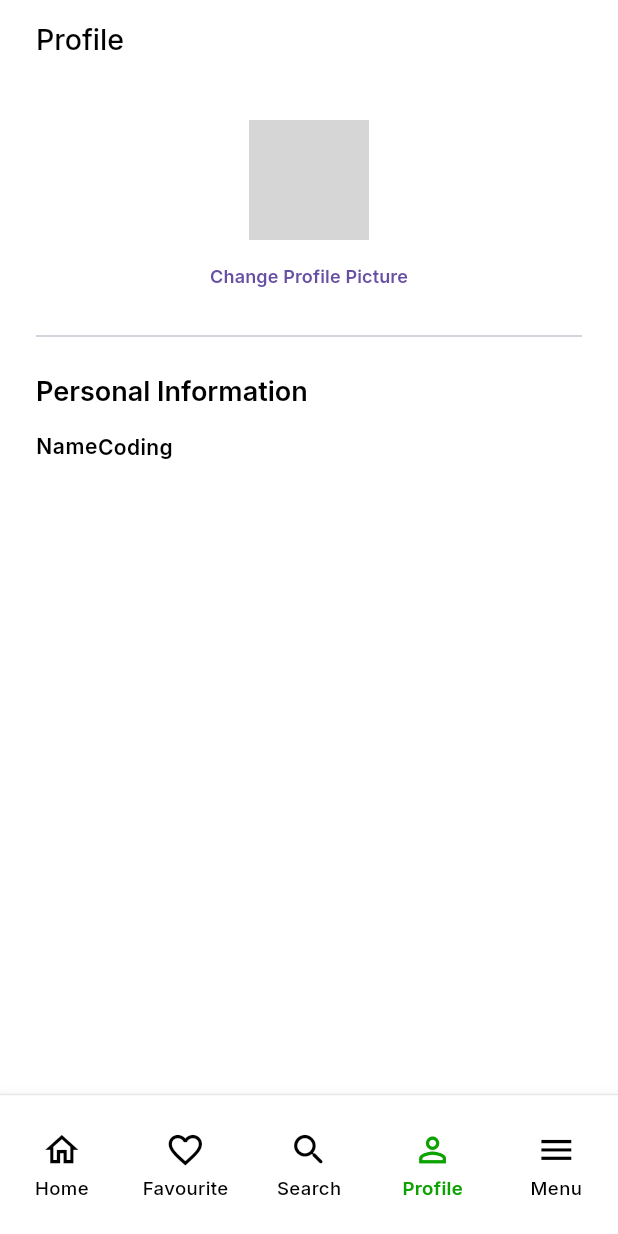
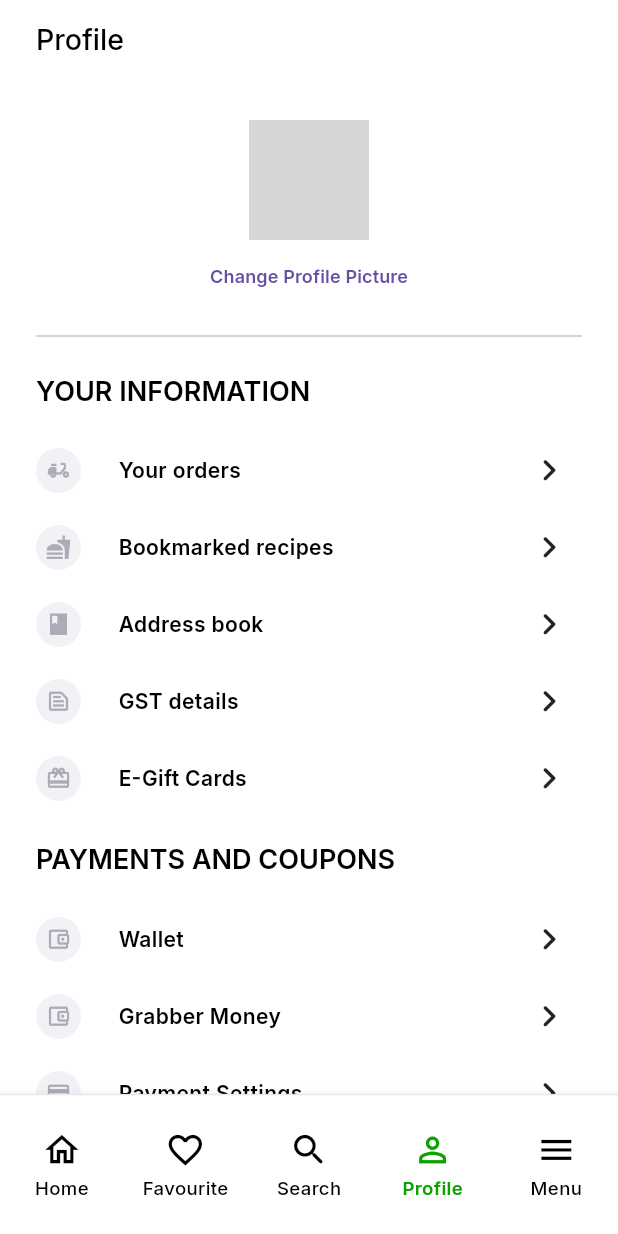
Before and after one commit to Riddhimagupta22/Grabber_GrocreyApp, a Flutter app: the screen it shows after launch, swiped to page 4, on a phone screen of 412 x 824 dp. Run offline on Flutter 3.47's test engine with Material 3 defaults, Android fonts, the phone set to English and light mode, and no system bars; our stand-ins replace get, google_fonts, lottie; grey boxes are pictures that could not be loaded.

Commit message:
Initial commit

```diff
--- /dev/null
+++ b/lib/Presentation/Screen/profile/Widgets2/profile_menu.dart
@@ -0,0 +1,65 @@
+import 'package:flutter/material.dart';
+
+import '../../../../utils/Helpers/helper.dart';
+import '../../../../utils/constants/comman/colors.dart';
+import '../../../../utils/constants/comman/sizes.dart';
+
+class GProfileMenu extends StatelessWidget {
+  final String title;
+  final void Function()? onPressed;
+  final Color? bgcolor;
+  final Color? iconcolor;
+  final IconData icon;
+
+  const GProfileMenu(
+      {super.key,
+      required this.title,
+      this.onPressed,
+      required this.icon,
+      this.bgcolor,
+      this.iconcolor});
+
+  @override
+  Widget build(BuildContext context) {
+    return GestureDetector(
+      onTap: onPressed,
+      child: Padding(
+        padding: EdgeInsets.symmetric(vertical: GSizes.spaceBtw / 1.5),
+        child: Row(
+          children: [
+            Expanded(
+              flex: 0,
+              child: CircleAvatar(
+                radius: 15,
+                backgroundColor: bgcolor ??
+                    (GHelperFunction.isDarkMode(context)
+                        ? Gcolour.cbg
+                        : Gcolour.CBG),
+                child: Icon(
+                  icon,
+                  color: iconcolor ??
+                      (GHelperFunction.isDarkMode(context)
+                          ? Gcolour.iconcolor2
+                          : Gcolour.iconcolor),
+                  size: 17,
+                ),
+              ),
+            ),
+            SizedBox(
+              width: 25,
+            ),
+            Expanded(
+              flex: 6,
+              child: Text(
+                title,
+                style: Theme.of(context).textTheme.bodyMedium,
+                overflow: TextOverflow.ellipsis,
+              ),
+            ),
+            Expanded(child: Icon(Icons.keyboard_arrow_right_rounded, size: 29))
+          ],
+        ),
+      ),
+    );
+  }
+}
--- a/lib/Presentation/Screen/profile/profile.dart
+++ b/lib/Presentation/Screen/profile/profile.dart
@@ -1,5 +1,6 @@
 import 'package:flutter/material.dart';
 import 'package:grabber/Presentation/Screen/profile/Widgets2/gcircularImage.dart';
+import 'package:grabber/Presentation/Screen/profile/Widgets2/profile_menu.dart';
 import 'package:grabber/Presentation/Screen/profile/Widgets2/sectionheading.dart';
 import 'package:grabber/appbar.dart';
 import 'package:grabber/utils/constants/comman/image.dart';
@@ -42,15 +43,26 @@ class Profile extends StatelessWidget {
               Divider(),
               SizedBox(height: GSizes.spaceBtw),
               GSectionHeading(
-                  showActionButton: false, title: 'Personal Information'),
+                  showActionButton: false, title: 'YOUR INFORMATION'),
               SizedBox(height: GSizes.spaceBtw),
 
-              Row(
-                children: [
-                  Text('Name',style: Theme.of(context).textTheme.bodySmall,overflow: TextOverflow.ellipsis,),
-                  Text('Coding',style: Theme.of(context).textTheme.bodyMedium,overflow: TextOverflow.ellipsis,),
-                ],
-              )
+              GProfileMenu(title: 'Your orders', onPressed: (){}, icon: Icons.delivery_dining),
+              GProfileMenu(title: 'Bookmarked recipes', onPressed: (){}, icon: Icons.fastfood_sharp),
+              GProfileMenu(title: 'Address book', onPressed: (){}, icon: Icons.book_sharp),
+              GProfileMenu(title: 'GST details', onPressed: (){}, icon: Icons.text_snippet_outlined),
+              GProfileMenu(title: 'E-Gift Cards', onPressed: (){}, icon: Icons.card_giftcard),
+
+              SizedBox(height: GSizes.spaceBtw),
+              GSectionHeading(
+                  showActionButton: false, title: 'PAYMENTS AND COUPONS'),
+              SizedBox(height: GSizes.spaceBtw),
+
+              GProfileMenu(title: 'Wallet', onPressed: (){}, icon: Icons.account_balance_wallet_outlined),
+              GProfileMenu(title: 'Grabber Money', onPressed: (){}, icon: Icons.account_balance_wallet_outlined),
+              GProfileMenu(title: 'Payment Settings', onPressed: (){}, icon: Icons.payment_outlined),
+              GProfileMenu(title: 'GST details', onPressed: (){}, icon: Icons.text_snippet_outlined),
+              GProfileMenu(title: 'E-Gift Cards', onPressed: (){}, icon: Icons.card_giftcard),
+
             ],
           ),
         ),
--- a/lib/utils/constants/comman/colors.dart
+++ b/lib/utils/constants/comman/colors.dart
@@ -14,6 +14,13 @@ class Gcolour{
   static const Color black = Colors.black ;
   static const Color white = Colors.white ;
 
+  // profileDark
+  static const Color iconcolor = Color(0xFFADABB7) ;
+  static const Color cbg = Color(0xFF2E2D35) ;
+  //ProfileLight
+  static const Color CBG = Color(0xFFF1F2F6) ;
+  static const Color iconcolor2 = Color(0xFFB4B4BA) ;
+
 
 
 }
```
